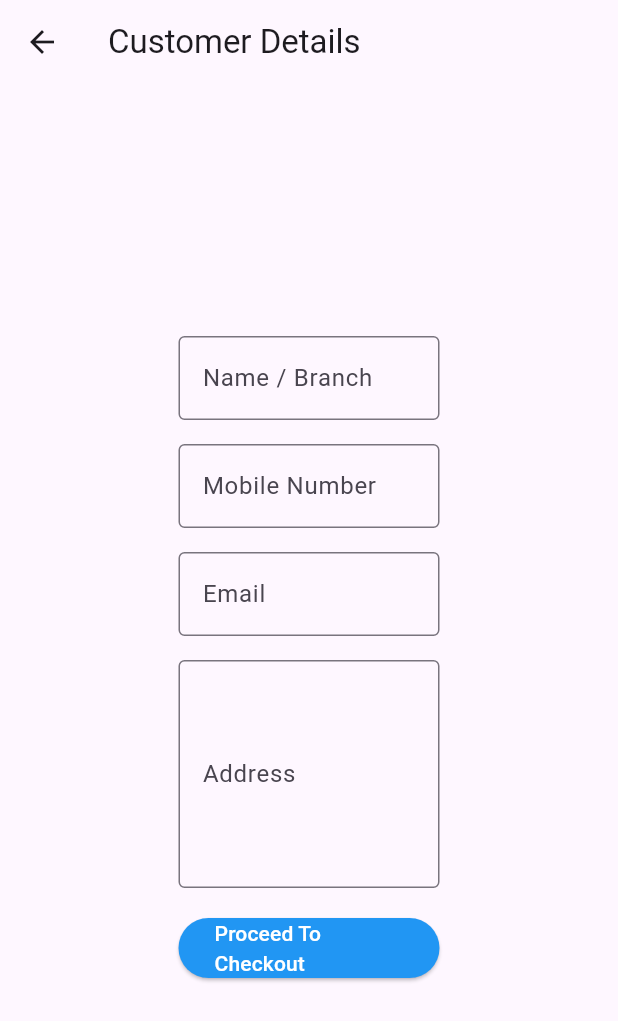
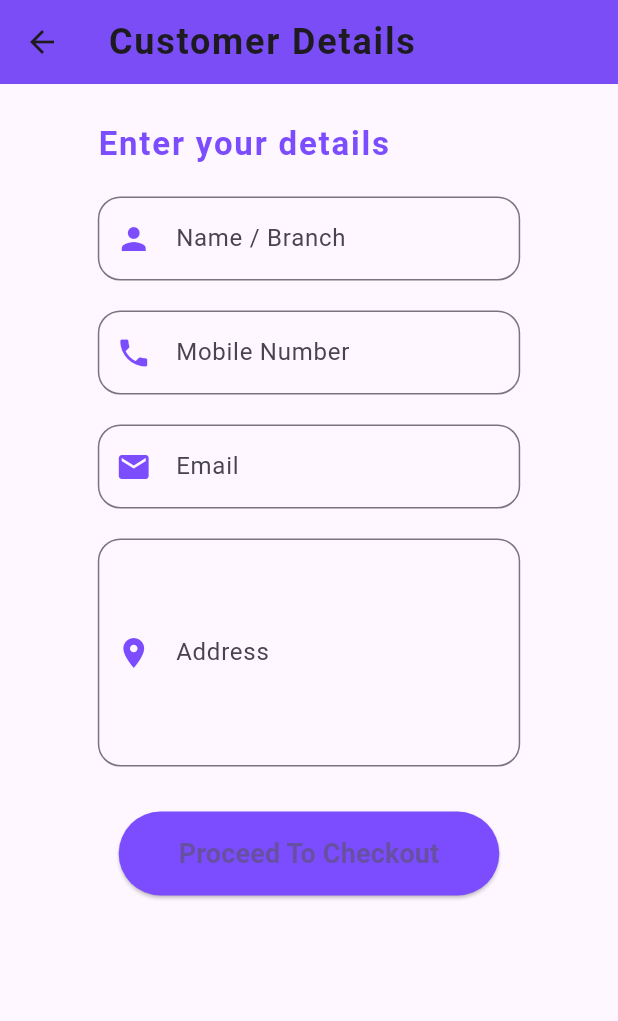
Before and after one commit to ecommbalaji/ecommbalaji.github.io, a Flutter app: the CustomerFormWidget screen opened directly, on a phone screen of 412 x 824 dp. Shown: the top 1021 px of the screen. Run offline on Flutter 3.47's test engine with Material 3 defaults, Android fonts, the phone set to English and light mode, and no system bars; our stand-ins replace badges, bloc, cached_network_image, dropdown_button2, flutter_bloc, flutter_dotenv and 2 more; missing offline and left inert: dart:html, flutter_excel, htmltopdfwidgets; network calls fail.

Commit message:
improve the look and feel of contact details and show selected slot price by default

```diff
--- a/lib/screens/contact_details.dart
+++ b/lib/screens/contact_details.dart
@@ -19,6 +19,7 @@ class _CustomerFormWidgetState extends State<CustomerFormWidget> {
   final TextEditingController _mobileController = TextEditingController();
   final TextEditingController _emailController = TextEditingController();
   final TextEditingController _addressController = TextEditingController();
+
   void _navigateToOrderReceipt(BuildContext context) {
     if (_formKey.currentState!.validate()) {
       final orderItems = context.read<OrderCubit>().state;
@@ -30,8 +31,8 @@ class _CustomerFormWidgetState extends State<CustomerFormWidget> {
             orderNumber: generateCustomString(),
             nameOrBranch: _nameBranchController.text,
             mobile: _mobileController.text,
-            email: _emailController.text,
-            address: _addressController.text,
+            email: _emailController.text.isNotEmpty ? _emailController.text : 'N/A',
+            address: _addressController.text.isNotEmpty ? _addressController.text : 'N/A',
           ),
         ),
       );
@@ -42,84 +43,100 @@ class _CustomerFormWidgetState extends State<CustomerFormWidget> {
   Widget build(BuildContext context) {
     return Scaffold(
       appBar: AppBar(
-        title: const Text('Customer Details'),
+        title: const Text(
+          'Customer Details',
+          style: TextStyle(
+            fontWeight: FontWeight.bold,
+            fontSize: 24,
+            letterSpacing: 1.2,
           ),
-      body: Center(
+        ),
+        backgroundColor: Colors.deepPurpleAccent,
+        elevation: 5,
+      ),
+      body: SingleChildScrollView(
+        child: Center(
           child: FractionallySizedBox(
-          widthFactor: 0.5,
+            widthFactor: 0.8,
             child: Padding(
-            padding: const EdgeInsets.all(16.0),
+              padding: const EdgeInsets.all(24.0),
               child: BlocBuilder<OrderCubit, List<OrderItem>>(
                 builder: (context, orderItems) {
                   return Form(
                     key: _formKey,
                     child: Column(
-                    mainAxisSize: MainAxisSize.min,
+                      crossAxisAlignment: CrossAxisAlignment.start,
                       children: [
-                      TextFormField(
+                        _buildTitle('Enter your details'),
+                        const SizedBox(height: 20.0),
+                        _buildTextField(
                           controller: _nameBranchController,
-                        decoration: const InputDecoration(
                           labelText: 'Name / Branch',
-                          border: OutlineInputBorder(),
+                          hintText: 'Enter your name or branch name',
+                          icon: Icons.person,
+                          validatorMessage: 'Please enter your name or branch name',
                         ),
-                        validator: (value) {
-                          if (value == null || value.isEmpty) {
-                            return 'Please enter your name or branch name';
+                        const SizedBox(height: 20.0),
+                        _buildTextField(
+                          controller: _mobileController,
+                          labelText: 'Mobile Number',
+                          hintText: 'Enter your mobile number',
+                          icon: Icons.phone,
+                          keyboardType: TextInputType.phone,
+                          validatorMessage: 'Please enter your mobile number',
+                          additionalValidator: (value) {
+                            if (!RegExp(r'^\+?[0-9]{10,}$').hasMatch(value!)) {
+                              return 'Please enter a valid mobile number';
                             }
                             return null;
                           },
                         ),
-                      const SizedBox(height: 16.0),
-                      TextFormField(
-                        controller: _mobileController,
-                         decoration: const InputDecoration(
-                          labelText: 'Mobile Number',
-                          border: OutlineInputBorder(),
-                        ),
-                        keyboardType: TextInputType.phone,
-                        validator: (value) {
-                          if (value == null || value.isEmpty) {
-                            return 'Please enter your mobile number';
-                          }
-                          if (!RegExp(r'^\+?[0-9]{10,}$').hasMatch(value)) {
-                            return 'Please enter a valid mobile number (no spaces)';
-                          }
-                          return null;
-                        },
-                      ),
-                      const SizedBox(height: 16.0),
-                      TextFormField(
+                        const SizedBox(height: 20.0),
+                        _buildTextField(
                           controller: _emailController,
-                        decoration: const InputDecoration(
                           labelText: 'Email',
-                          border: OutlineInputBorder(),
-                        ),
+                          hintText: 'Enter your email (optional)',
+                          icon: Icons.email,
                           keyboardType: TextInputType.emailAddress,
-                        validator: (value) {
+                          additionalValidator: (value) {
+                            // Email field is optional, only validate if it's not empty
                             if (value != null && value.isNotEmpty && !RegExp(r'^[^@]+@[^@]+\.[^@]+').hasMatch(value)) {
                               return 'Please enter a valid email address';
                             }
                             return null;
                           },
                         ),
-                      const SizedBox(height: 16.0),
-                      TextFormField(
+                        const SizedBox(height: 20.0),
+                        _buildTextField(
+                          controller: _addressController,
+                          labelText: 'Address',
+                          hintText: 'Enter your address (optional)',
+                          icon: Icons.location_on,
                           maxLines: 5,
-                        controller: _addressController,
-                        decoration: const InputDecoration(
-                          labelText: 'Address',
-                          border: OutlineInputBorder(),
+                          validatorMessage: null, // Address is not mandatory
                         ),
-                        keyboardType: TextInputType.streetAddress,
+                        const SizedBox(height: 30.0),
+                        Center(
+                          child: ElevatedButton(
+                            style: ElevatedButton.styleFrom(
+                              padding: const EdgeInsets.symmetric(
+                                horizontal: 40.0,
+                                vertical: 15.0,
                               ),
-                      const SizedBox(height: 16.0),
-                      ElevatedButton(
-                        style: ElevatedButton.styleFrom(
-                            backgroundColor: Colors.blue,
-                            foregroundColor: Colors.white
+                              backgroundColor: Colors.deepPurpleAccent,
+                              shape: RoundedRectangleBorder(
+                                borderRadius: BorderRadius.circular(30.0),
+                              ),
                             ),
                             onPressed: () => _navigateToOrderReceipt(context),
-                        child: const Text('Proceed To Checkout'),
+                            child: const Text(
+                              'Proceed To Checkout',
+                              style: TextStyle(
+                                fontSize: 18,
+                                fontWeight: FontWeight.bold,
+                              ),
+                            ),
+                          ),
                         ),
                       ],
                     ),
@@ -129,23 +146,70 @@ class _CustomerFormWidgetState extends State<CustomerFormWidget> {
             ),
           ),
         ),
+      ),
+    );
+  }
+
+  Widget _buildTitle(String text) {
+    return Text(
+      text,
+      style: const TextStyle(
+        fontSize: 22,
+        fontWeight: FontWeight.bold,
+        color: Colors.deepPurpleAccent,
+        letterSpacing: 1.2,
+      ),
+    );
+  }
+
+  Widget _buildTextField({
+    required TextEditingController controller,
+    required String labelText,
+    required String hintText,
+    required IconData icon,
+    String? validatorMessage,
+    TextInputType keyboardType = TextInputType.text,
+    int maxLines = 1,
+    String? Function(String?)? additionalValidator,
+  }) {
+    return TextFormField(
+      controller: controller,
+      maxLines: maxLines,
+      keyboardType: keyboardType,
+      decoration: InputDecoration(
+        labelText: labelText,
+        hintText: hintText,
+        prefixIcon: Icon(icon, color: Colors.deepPurpleAccent),
+        border: OutlineInputBorder(
+          borderRadius: BorderRadius.circular(15.0),
+          borderSide: const BorderSide(color: Colors.deepPurpleAccent),
+        ),
+        focusedBorder: OutlineInputBorder(
+          borderRadius: BorderRadius.circular(15.0),
+          borderSide: const BorderSide(color: Colors.deepPurpleAccent, width: 2),
+        ),
+        contentPadding: const EdgeInsets.all(16.0),
+      ),
+      validator: (value) {
+        if (validatorMessage != null && (value == null || value.isEmpty)) {
+          return validatorMessage;
+        }
+        if (additionalValidator != null) {
+          return additionalValidator(value);
+        }
+        return null;
+      },
     );
   }
 
   String generateCustomString() {
-    // 1. Get current date and time
     DateTime now = DateTime.now();
     String formattedDate = DateFormat('ddMMyyyyHHmmss').format(now);
-
-    // 2. Generate 4 random alphabets
     const chars = 'abcdefghijklmnopqrstuvwxyz';
     Random random = Random();
     String randomAlphabets = String.fromCharCodes(
       Iterable.generate(4, (_) => chars.codeUnitAt(random.nextInt(chars.length))),
     );
-
-    // 3. Combine date and alphabets
-    String result = formattedDate + randomAlphabets;
-    return result.toUpperCase();
+    return (formattedDate + randomAlphabets).toUpperCase();
   }
 }
--- a/lib/table/rows/product_table_row.dart
+++ b/lib/table/rows/product_table_row.dart
@@ -33,6 +33,14 @@ class _DataRowWidgetState extends State<DataRowWidget> {
     // Populate slot options from SlotPriceMapping
     if (widget.item.slotPriceMapping != null) {
       slotOptions = widget.item.slotPriceMapping!.keys.toList();
+
+      // Automatically select the first slot if available
+      if (slotOptions.isNotEmpty) {
+        selectedSlot = slotOptions[0];
+        widget.selectedSlot = selectedSlot; // Set the default selected slot
+        widget.slotIndex = 0;
+        widget.slotPrice = _getPriceBasedOnSlot(); // Set the default price based on the first slot
+      }
     }
   }
 
@@ -64,7 +72,10 @@ class _DataRowWidgetState extends State<DataRowWidget> {
           flex: (0.15 * 100).toInt(),
           child: AddToCartButtonTable(
             orderItem: widget.gridItems[widget.index],
-            selectedQuantity: widget.selectedQty, slotIndex: widget.slotIndex, slotValue: widget.selectedSlot , slotPrice: widget.slotPrice,
+            selectedQuantity: widget.selectedQty,
+            slotIndex: widget.slotIndex,
+            slotValue: widget.selectedSlot,
+            slotPrice: widget.slotPrice ?? widget.item.price,
           ),
         ),
       ],
```
Lines whose indentation alone changed are shown as unchanged.
